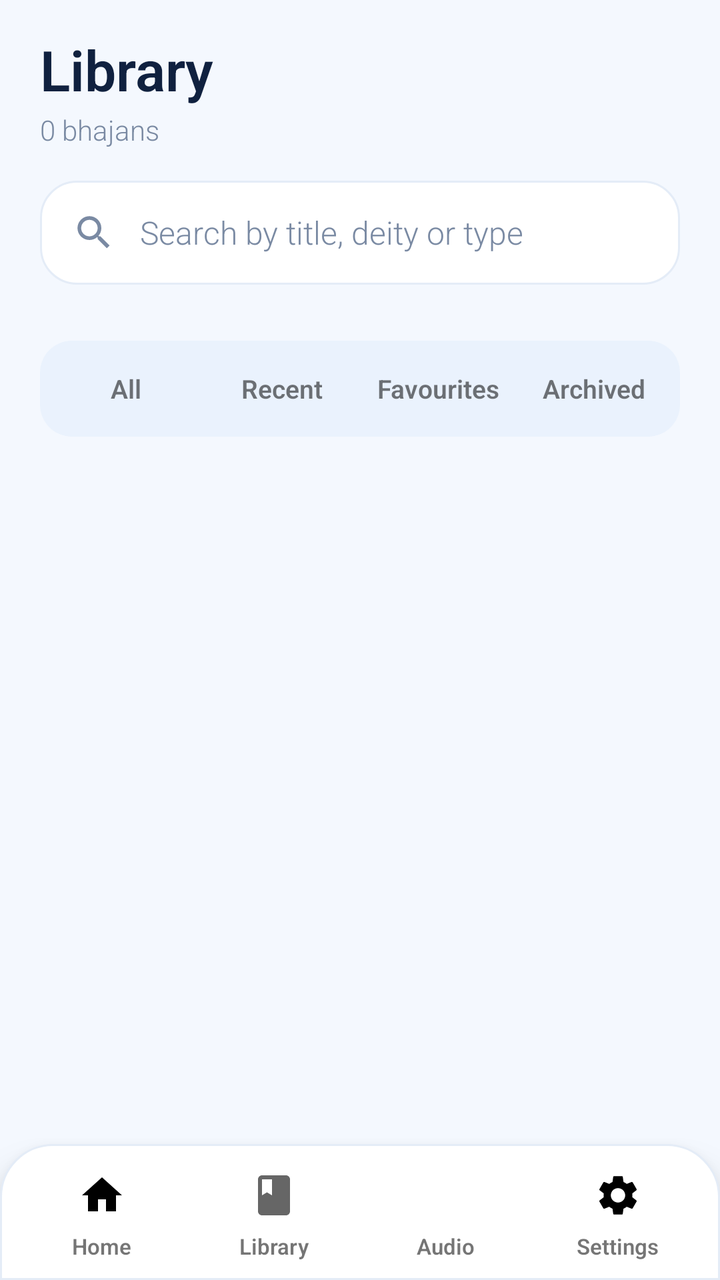
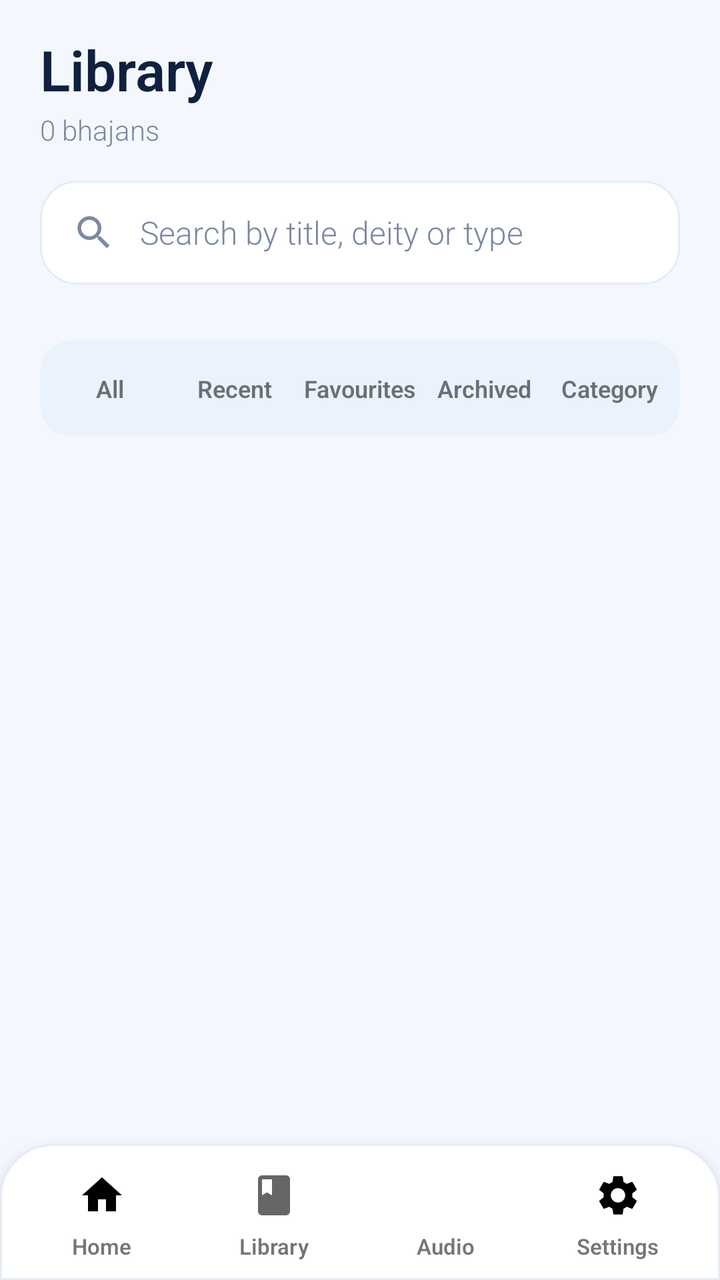

An Android layout rendered at two revisions. The XML below is the earlier revision; the diff shows what the commit changed to produce the second picture.
<!-- AndroidManifest.xml: application theme Theme.BhajanApp -->
<!-- res/layout/activity_library.xml -->
<LinearLayout xmlns:android="http://schemas.android.com/apk/res/android"
    android:id="@+id/root"
    android:layout_width="match_parent"
    android:layout_height="match_parent"
    android:background="@color/bg"
    android:fitsSystemWindows="true"
    android:focusable="true"
    android:focusableInTouchMode="true"
    android:orientation="vertical">

    <LinearLayout
        android:layout_width="match_parent"
        android:layout_height="wrap_content"
        android:gravity="center_vertical"
        android:orientation="horizontal"
        android:paddingStart="20dp"
        android:paddingEnd="20dp"
        android:paddingTop="16dp">

        <LinearLayout
            android:layout_width="0dp"
            android:layout_height="wrap_content"
            android:layout_weight="1"
            android:orientation="vertical">

            <TextView
                android:layout_width="wrap_content"
                android:layout_height="wrap_content"
                android:text="Library"
                android:textColor="@color/text_primary"
                android:textSize="28sp"
                android:textStyle="bold" />

            <TextView
                android:id="@+id/tv_count"
                android:layout_width="wrap_content"
                android:layout_height="wrap_content"
                android:layout_marginTop="2dp"
                android:text="0 bhajans"
                android:textColor="@color/text_secondary"
                android:textSize="14sp" />
        </LinearLayout>

        <TextView
            android:id="@+id/btn_clear_all"
            android:layout_width="wrap_content"
            android:layout_height="38dp"
            android:background="@drawable/bg_pill"
            android:gravity="center"
            android:paddingStart="16dp"
            android:paddingEnd="16dp"
            android:text="Clear"
            android:textColor="@color/red"
            android:textSize="13sp"
            android:textStyle="bold"
            android:visibility="gone" />
    </LinearLayout>

    <LinearLayout
        android:layout_width="match_parent"
        android:layout_height="52dp"
        android:layout_marginStart="20dp"
        android:layout_marginEnd="20dp"
        android:layout_marginTop="16dp"
        android:background="@drawable/bg_search_bar"
        android:gravity="center_vertical"
        android:orientation="horizontal"
        android:paddingStart="16dp"
        android:paddingEnd="8dp">

        <ImageView
            android:layout_width="22dp"
            android:layout_height="22dp"
            android:src="@drawable/ic_search"
            android:tint="@color/text_secondary" />

        <EditText
            android:id="@+id/et_search"
            android:layout_width="0dp"
            android:layout_height="match_parent"
            android:layout_weight="1"
            android:background="@android:color/transparent"
            android:hint="Search by title, deity or type"
            android:imeOptions="actionSearch"
            android:inputType="text"
            android:maxLines="1"
            android:paddingStart="12dp"
            android:textColor="@color/text_primary"
            android:textColorHint="@color/text_secondary"
            android:textSize="16sp" />

        <ImageView
            android:id="@+id/btn_search_clear"
            android:layout_width="36dp"
            android:layout_height="36dp"
            android:background="?attr/selectableItemBackgroundBorderless"
            android:padding="8dp"
            android:src="@drawable/ic_close"
            android:tint="@color/text_secondary"
            android:visibility="gone" />
    </LinearLayout>

    <androidx.recyclerview.widget.RecyclerView
        android:id="@+id/rv_categories"
        android:layout_width="match_parent"
        android:layout_height="wrap_content"
        android:clipToPadding="false"
        android:paddingStart="20dp"
        android:paddingEnd="20dp"
        android:paddingTop="14dp"
        android:paddingBottom="4dp" />

    
    <LinearLayout
        android:layout_width="match_parent"
        android:layout_height="wrap_content"
        android:layout_marginStart="20dp"
        android:layout_marginEnd="20dp"
        android:layout_marginTop="10dp"
        android:layout_marginBottom="8dp"
        android:background="@drawable/bg_segment"
        android:orientation="horizontal"
        android:padding="4dp">

        <TextView
            android:id="@+id/seg_all"
            android:layout_width="0dp"
            android:layout_height="40dp"
            android:layout_weight="1"
            android:gravity="center"
            android:text="All"
            android:textSize="13sp"
            android:textStyle="bold" />

        <TextView
            android:id="@+id/seg_recent"
            android:layout_width="0dp"
            android:layout_height="40dp"
            android:layout_weight="1"
            android:gravity="center"
            android:text="Recent"
            android:textSize="13sp"
            android:textStyle="bold" />

        <TextView
            android:id="@+id/seg_fav"
            android:layout_width="0dp"
            android:layout_height="40dp"
            android:layout_weight="1"
            android:gravity="center"
            android:text="Favourites"
            android:textSize="13sp"
            android:textStyle="bold" />

        <TextView
            android:id="@+id/seg_archived"
            android:layout_width="0dp"
            android:layout_height="40dp"
            android:layout_weight="1"
            android:gravity="center"
            android:text="Archived"
            android:textSize="13sp"
            android:textStyle="bold" />
    </LinearLayout>

    <FrameLayout
        android:layout_width="match_parent"
        android:layout_height="0dp"
        android:layout_weight="1">

        <androidx.recyclerview.widget.RecyclerView
            android:id="@+id/recyclerView"
            android:layout_width="match_parent"
            android:layout_height="match_parent"
            android:clipToPadding="false"
            android:paddingTop="4dp"
            android:paddingBottom="16dp" />

        <LinearLayout
            android:id="@+id/empty_state"
            android:layout_width="match_parent"
            android:layout_height="wrap_content"
            android:layout_gravity="center"
            android:gravity="center_horizontal"
            android:orientation="vertical"
            android:paddingStart="40dp"
            android:paddingEnd="40dp"
            android:visibility="gone">

            <ImageView
                android:id="@+id/iv_empty"
                android:layout_width="88dp"
                android:layout_height="88dp"
                android:background="@drawable/bg_circle_card"
                android:padding="26dp"
                android:src="@drawable/ic_search"
                android:tint="@color/accent" />

            <TextView
                android:id="@+id/tv_empty_title"
                android:layout_width="wrap_content"
                android:layout_height="wrap_content"
                android:layout_marginTop="18dp"
                android:textColor="@color/text_primary"
                android:textSize="18sp"
                android:textStyle="bold" />

            <TextView
                android:id="@+id/tv_empty_sub"
                android:layout_width="wrap_content"
                android:layout_height="wrap_content"
                android:layout_marginTop="6dp"
                android:gravity="center"
                android:textColor="@color/text_secondary"
                android:textSize="14sp" />
        </LinearLayout>
    </FrameLayout>

    <include layout="@layout/view_bottom_nav" />
</LinearLayout>
<!-- res/layout/view_bottom_nav.xml (included above) -->
<?xml version="1.0" encoding="utf-8"?>
<LinearLayout xmlns:android="http://schemas.android.com/apk/res/android"
    android:id="@+id/bottom_nav"
    android:layout_width="match_parent"
    android:layout_height="68dp"
    android:background="@drawable/bg_nav"
    android:elevation="12dp"
    android:orientation="horizontal"
    android:paddingStart="8dp"
    android:paddingEnd="8dp">

    <LinearLayout
        android:id="@+id/nav_home"
        android:layout_width="0dp"
        android:layout_height="match_parent"
        android:layout_weight="1"
        android:gravity="center"
        android:orientation="vertical">
        <FrameLayout
            android:id="@+id/nav_home_pill"
            android:layout_width="56dp"
            android:layout_height="32dp">
            <ImageView
                android:id="@+id/nav_home_icon"
                android:layout_width="24dp"
                android:layout_height="24dp"
                android:layout_gravity="center"
                android:src="@drawable/ic_home" />
        </FrameLayout>
        <TextView
            android:id="@+id/nav_home_label"
            android:layout_width="wrap_content"
            android:layout_height="wrap_content"
            android:layout_marginTop="2dp"
            android:text="Home"
            android:textSize="11sp"
            android:textStyle="bold" />
    </LinearLayout>

    <LinearLayout
        android:id="@+id/nav_lyrics"
        android:layout_width="0dp"
        android:layout_height="match_parent"
        android:layout_weight="1"
        android:gravity="center"
        android:orientation="vertical">
        <FrameLayout
            android:id="@+id/nav_lyrics_pill"
            android:layout_width="56dp"
            android:layout_height="32dp">
            <ImageView
                android:id="@+id/nav_lyrics_icon"
                android:layout_width="24dp"
                android:layout_height="24dp"
                android:layout_gravity="center"
                android:src="@drawable/ic_book" />
        </FrameLayout>
        <TextView
            android:id="@+id/nav_lyrics_label"
            android:layout_width="wrap_content"
            android:layout_height="wrap_content"
            android:layout_marginTop="2dp"
            android:text="Library"
            android:textSize="11sp"
            android:textStyle="bold" />
    </LinearLayout>

    <LinearLayout
        android:id="@+id/nav_audio"
        android:layout_width="0dp"
        android:layout_height="match_parent"
        android:layout_weight="1"
        android:gravity="center"
        android:orientation="vertical">
        <FrameLayout
            android:id="@+id/nav_audio_pill"
            android:layout_width="56dp"
            android:layout_height="32dp">
            <ImageView
                android:id="@+id/nav_audio_icon"
                android:layout_width="24dp"
                android:layout_height="24dp"
                android:layout_gravity="center"
                android:src="@drawable/ic_music_note" />
        </FrameLayout>
        <TextView
            android:id="@+id/nav_audio_label"
            android:layout_width="wrap_content"
            android:layout_height="wrap_content"
            android:layout_marginTop="2dp"
            android:text="Audio"
            android:textSize="11sp"
            android:textStyle="bold" />
    </LinearLayout>

    <LinearLayout
        android:id="@+id/nav_settings"
        android:layout_width="0dp"
        android:layout_height="match_parent"
        android:layout_weight="1"
        android:gravity="center"
        android:orientation="vertical">
        <FrameLayout
            android:id="@+id/nav_settings_pill"
            android:layout_width="56dp"
            android:layout_height="32dp">
            <ImageView
                android:id="@+id/nav_settings_icon"
                android:layout_width="24dp"
                android:layout_height="24dp"
                android:layout_gravity="center"
                android:src="@drawable/ic_settings" />
        </FrameLayout>
        <TextView
            android:id="@+id/nav_settings_label"
            android:layout_width="wrap_content"
            android:layout_height="wrap_content"
            android:layout_marginTop="2dp"
            android:text="Settings"
            android:textSize="11sp"
            android:textStyle="bold" />
    </LinearLayout>
</LinearLayout>
<!-- resources referenced by this layout -->
<resources>
  <color name="accent">#2185F5</color>
  <color name="bg">#F4F8FE</color>
  <color name="red">#E5484D</color>
  <color name="text_primary">#10213F</color>
  <color name="text_secondary">#7A8AA3</color>
  <!-- drawable bg_circle_card (drawable) -->
  <?xml version="1.0" encoding="utf-8"?>
  <shape xmlns:android="http://schemas.android.com/apk/res/android" android:shape="oval">
      <solid android:color="@color/card" />
      <stroke android:width="1dp" android:color="@color/card_border" />
  </shape>
  <!-- drawable bg_nav (drawable) -->
  <?xml version="1.0" encoding="utf-8"?>
  <shape xmlns:android="http://schemas.android.com/apk/res/android" android:shape="rectangle">
      <solid android:color="@color/card" />
      <corners
          android:topLeftRadius="26dp"
          android:topRightRadius="26dp" />
      <stroke android:width="1dp" android:color="@color/card_border" />
  </shape>
  <!-- drawable bg_pill (drawable) -->
  <?xml version="1.0" encoding="utf-8"?>
  <shape xmlns:android="http://schemas.android.com/apk/res/android" android:shape="rectangle">
      <solid android:color="@color/card" />
      <corners android:radius="26dp" />
      <stroke android:width="1dp" android:color="@color/card_border" />
  </shape>
  <!-- drawable bg_search_bar (drawable) -->
  <?xml version="1.0" encoding="utf-8"?>
  <shape xmlns:android="http://schemas.android.com/apk/res/android" android:shape="rectangle">
      <solid android:color="@color/card" />
      <corners android:radius="18dp" />
      <stroke android:width="1dp" android:color="@color/card_border" />
  </shape>
  <!-- drawable bg_segment (drawable) -->
  <?xml version="1.0" encoding="utf-8"?>
  <shape xmlns:android="http://schemas.android.com/apk/res/android" android:shape="rectangle">
      <solid android:color="@color/muted" />
      <corners android:radius="16dp" />
  </shape>
  <!-- drawable ic_book (drawable) -->
  <vector xmlns:android="http://schemas.android.com/apk/res/android"
      android:width="24dp" android:height="24dp"
      android:viewportWidth="24" android:viewportHeight="24"
      android:tint="?attr/colorControlNormal">
      <path android:fillColor="@android:color/white"
          android:pathData="M18,2H6C4.9,2 4,2.9 4,4v16c0,1.1 0.9,2 2,2h12c1.1,0 2,-0.9 2,-2V4C20,2.9 19.1,2 18,2zM6,4h5v8l-2.5,-1.5L6,12V4z"/>
  </vector>
  <!-- drawable ic_close (drawable) -->
  <vector xmlns:android="http://schemas.android.com/apk/res/android" android:width="24dp" android:height="24dp" android:viewportWidth="24" android:viewportHeight="24">
      <path android:fillColor="#FF000000" android:pathData="M19,6.41L17.59,5 12,10.59 6.41,5 5,6.41 10.59,12 5,17.59 6.41,19 12,13.41 17.59,19 19,17.59 13.41,12z"/>
  </vector>
  <!-- drawable ic_home (drawable) -->
  <vector xmlns:android="http://schemas.android.com/apk/res/android"
      android:width="24dp"
      android:height="24dp"
      android:viewportWidth="24"
      android:viewportHeight="24">
      <path
          android:fillColor="#FF000000"
          android:pathData="M10,20v-6h4v6h5v-8h3L12,3 2,12h3v8z" />
  </vector>
  <!-- drawable ic_music_note (drawable) -->
  <vector xmlns:android="http://schemas.android.com/apk/res/android"
      android:width="24dp"
      android:height="24dp"
      android:viewportWidth="24"
      android:viewportHeight="24">
      <path
          android:fillColor="#FFFFFF"
          android:pathData="M12,3v10.55c-0.59,-0.34 -1.27,-0.55 -2,-0.55 -2.21,0 -4,1.79 -4,4s1.79,4 4,4 4,-1.79 4,-4V7h4V3h-6z"/>
  </vector>
  <style name="Theme.BhajanApp" parent="Theme.MaterialComponents.DayNight.NoActionBar">
          <item name="colorPrimary">@color/accent</item>
          <item name="android:statusBarColor">@color/bg</item>
          <item name="android:windowLightStatusBar">true</item>
          <item name="android:fontFamily">sans-serif-light</item>
          <item name="fontFamily">sans-serif-light</item>
      </style>
  <color name="card">#FFFFFF</color>
  <color name="card_border">#E4ECF7</color>
  <color name="muted">#EAF2FD</color>
  <!-- unchanged entries left out for length: 2 -->
</resources>

<!-- the commit's change to res/layout/activity_library.xml (unified diff, before → after) -->
@@ -1,3 +1,4 @@
+<?xml version="1.0" encoding="utf-8"?>
 <LinearLayout xmlns:android="http://schemas.android.com/apk/res/android"
     android:id="@+id/root"
     android:layout_width="match_parent"
@@ -129,7 +130,7 @@
             android:layout_weight="1"
             android:gravity="center"
             android:text="All"
-            android:textSize="13sp"
+            android:textSize="12sp"
             android:textStyle="bold" />
 
         <TextView
@@ -139,7 +140,7 @@
             android:layout_weight="1"
             android:gravity="center"
             android:text="Recent"
-            android:textSize="13sp"
+            android:textSize="12sp"
             android:textStyle="bold" />
 
         <TextView
@@ -149,7 +150,7 @@
             android:layout_weight="1"
             android:gravity="center"
             android:text="Favourites"
-            android:textSize="13sp"
+            android:textSize="12sp"
             android:textStyle="bold" />
 
         <TextView
@@ -159,7 +160,17 @@
             android:layout_weight="1"
             android:gravity="center"
             android:text="Archived"
-            android:textSize="13sp"
+            android:textSize="12sp"
+            android:textStyle="bold" />
+
+        <TextView
+            android:id="@+id/seg_category"
+            android:layout_width="0dp"
+            android:layout_height="40dp"
+            android:layout_weight="1"
+            android:gravity="center"
+            android:text="Category"
+            android:textSize="12sp"
             android:textStyle="bold" />
     </LinearLayout>
 
